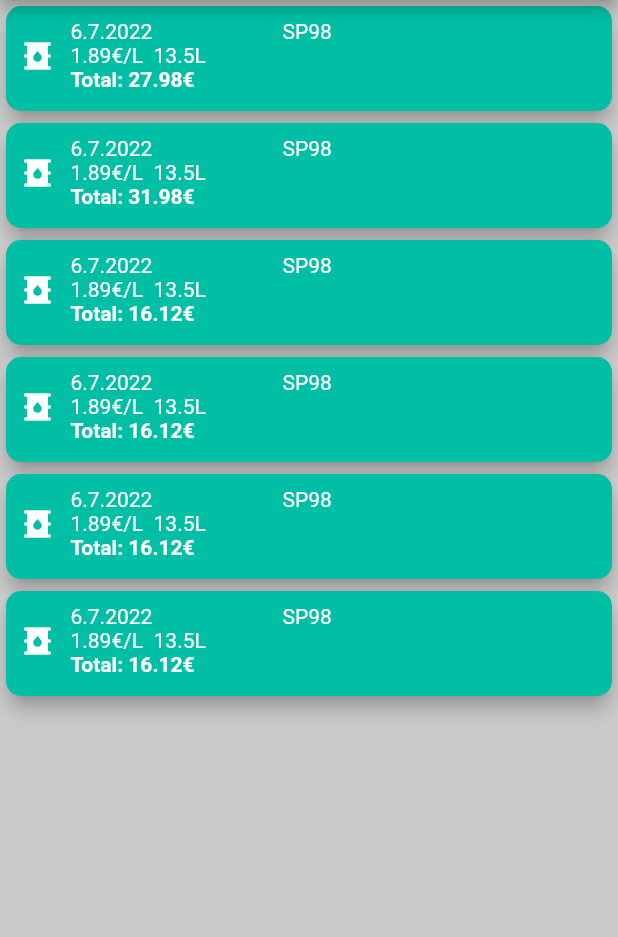
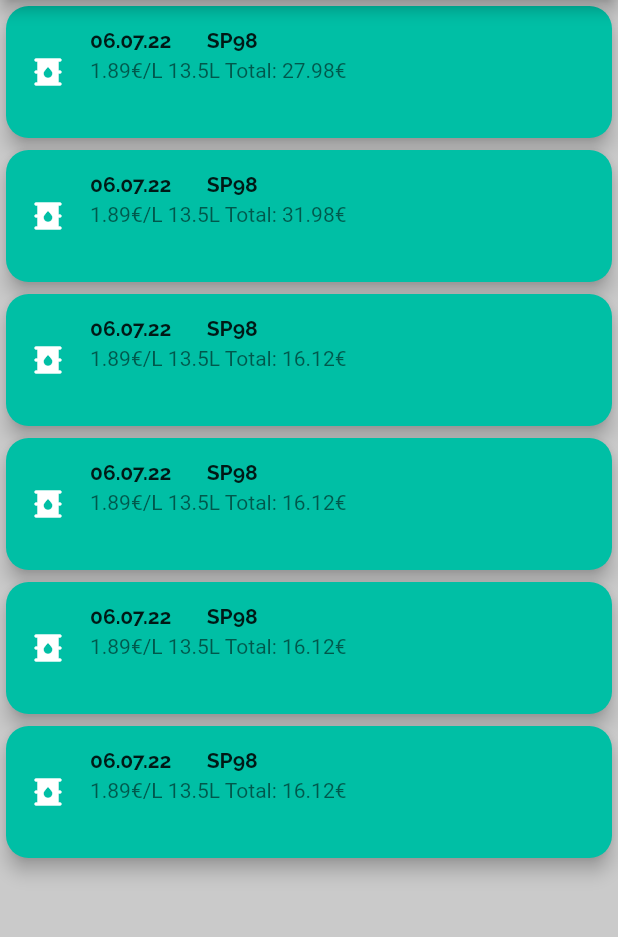
Before and after one commit to Tanguy-tech/BikesApp, a Flutter app: the FuelConsumptionScreen screen opened by its route, on a phone screen of 412 x 824 dp, the part 84-1021 px from its top. Run offline on Flutter 3.47's test engine with Material 2 defaults, Android fonts, the phone set to English and light mode, and no system bars; our stand-ins replace image_picker; missing offline and left inert: image_picker_for_web, shared_preferences_web.

Commit message:
update listTile builder for fuelConsumptions

```diff
--- a/lib/providers/fuel_consumptions.dart
+++ b/lib/providers/fuel_consumptions.dart
@@ -4,7 +4,7 @@ import 'package:provider/provider.dart';
 import 'fuel_consumption.dart';
 
 class FuelConsumptions with ChangeNotifier {
-  List<FuelConsumption> fuelConsumptions = [
+  List<FuelConsumption> _fuelConsumptions = [
     FuelConsumption(
         id: "f1",
         fuelType: "SP98",
@@ -56,7 +56,7 @@ class FuelConsumptions with ChangeNotifier {
   ];
 
   List<FuelConsumption> get consumption {
-    return [...fuelConsumptions];
+    return [..._fuelConsumptions];
   }
 
   void addFuelConsumption(FuelConsumption fc) {
@@ -68,9 +68,9 @@ class FuelConsumptions with ChangeNotifier {
         pricePerLitter: fc.pricePerLitter,
         volume: fc.volume,
         dashKm: fc.dashKm);
-    //fuelConsumptions.add(newFc);
-    fuelConsumptions.insert(0, newFc);
-    print('adding new fuel consumption...');
+    //fuelConsumptions.add(newFc); // at the end of list
+    _fuelConsumptions.insert(0, newFc); // at the begining of list
+    //print('Adding a new fuel consumption...');
     notifyListeners();
   }
 }
--- a/lib/screens/add_item_screen.dart
+++ b/lib/screens/add_item_screen.dart
@@ -17,7 +17,7 @@ class AddItemScreen extends StatelessWidget {
     final theme = Provider.of<AppTheme>(context);
     return Scaffold(
       appBar: AppBar(
-        title: const Text('Add fuel refill or invoice'),
+        title: const Text('Add an expense'),
         actions: [
           Switch(
               onChanged: (value) => theme.toogleTheme(context), value: theme.sw)
--- a/lib/widgets/fuel_consumption_item.dart
+++ b/lib/widgets/fuel_consumption_item.dart
@@ -1,99 +1,36 @@
 // ignore_for_file: unnecessary_brace_in_string_interps
 
 import 'package:flutter/material.dart';
+import 'package:intl/intl.dart';
+import 'package:motobox/providers/fuel_consumption.dart';
+import 'package:provider/provider.dart';
 
 class FuelCosumptionItem extends StatelessWidget {
-  final String id;
-  final String fuelType;
-  final double price;
-  final double pricePerLitter;
-  final double volume;
-  final DateTime date;
-  final double dashKM;
-
-  const FuelCosumptionItem(this.id, this.fuelType, this.price, this.date,
-      this.pricePerLitter, this.volume, this.dashKM,
-      {Key? key})
-      : super(key: key);
+  const FuelCosumptionItem({Key? key}) : super(key: key);
 
   @override
   Widget build(BuildContext context) {
-    return InkWell(child: LayoutBuilder(
-      builder: (context, constraints) {
-        return Stack(children: [
-          Container(
-            height: 70,
-            width: constraints.maxWidth,
-            decoration: BoxDecoration(
-              color: Theme.of(context).colorScheme.secondary,
-              borderRadius: const BorderRadius.all(Radius.circular(10)),
-            ),
-            child: Column(
-              children: [
-                Container(
-                  padding: const EdgeInsets.all(9),
-                  child: Row(
-                    children: [
-                      const Icon(Icons.oil_barrel, color: Colors.white),
-                      Container(
-                        padding: const EdgeInsets.only(left: 10),
-                        child: Column(
-                          children: [
-                            Row(
-                                crossAxisAlignment: CrossAxisAlignment.end,
-                                children: [
-                                  SizedBox(
-                                    width: constraints.maxWidth * 0.35,
-                                    child: Text(
-                                      '${date.day}.${date.month}.${date.year}',
-                                      textAlign: TextAlign.left,
-                                      style: const TextStyle(
-                                        color: Colors.white,
-                                      ),
-                                    ),
-                                  ),
-                                  SizedBox(
-                                    width: constraints.maxWidth * 0.35,
-                                    child: Text(
-                                      fuelType,
-                                      textAlign: TextAlign.left,
-                                      style: const TextStyle(
-                                        color: Colors.white,
-                                      ),
-                                    ),
-                                  ),
-                                ]),
-                            SizedBox(
-                              width: constraints.maxWidth * 0.7,
-                              child: Text(
-                                '${pricePerLitter}€/L  ${volume}L',
-                                textAlign: TextAlign.left,
-                                style: const TextStyle(
-                                  color: Colors.white,
-                                ),
-                              ),
-                            ),
-                            SizedBox(
-                              width: constraints.maxWidth * 0.7,
-                              child: Text(
-                                'Total: ${price}€',
-                                textAlign: TextAlign.left,
-                                style: const TextStyle(
-                                    color: Colors.white,
-                                    fontWeight: FontWeight.bold),
-                              ),
-                            ),
-                          ],
-                        ),
-                      ),
-                    ],
-                  ),
-                ),
-              ],
-            ),
-          ),
-        ]);
-      },
-    ));
+    final fuelConsumption =
+        Provider.of<FuelConsumption>(context, listen: false);
+    return Card(
+      elevation: 5,
+      shape: RoundedRectangleBorder(borderRadius: BorderRadius.circular(15)),
+      color: Theme.of(context).colorScheme.secondary,
+      child: ListTile(
+        minLeadingWidth: 0,
+        leading: const SizedBox(
+            height: double.infinity,
+            child: Icon(Icons.oil_barrel, color: Colors.white)),
+        title: Text(
+          '${DateFormat('dd.MM.yy').format(fuelConsumption.date)}       ${fuelConsumption.fuelType}',
+          textAlign: TextAlign.left,
+          style: const TextStyle(fontSize: 14),
+        ),
+        subtitle: Text(
+            '${fuelConsumption.pricePerLitter.toString()}€/L ${fuelConsumption.volume.toString()}L Total: ${fuelConsumption.price.toString()}€'),
+        //trailing: Icon(Icons.more_vert),
+        isThreeLine: true,
+      ),
+    );
   }
 }
--- a/lib/widgets/fuel_consumption_list.dart
+++ b/lib/widgets/fuel_consumption_list.dart
@@ -4,7 +4,7 @@ import 'package:motobox/providers/fuel_consumptions.dart';
 import 'package:provider/provider.dart';
 
 class FuelConsumptionList extends StatefulWidget {
-  FuelConsumptionList({Key? key}) : super(key: key);
+  const FuelConsumptionList({Key? key}) : super(key: key);
 
   @override
   State<FuelConsumptionList> createState() => _FuelConsumptionListState();
@@ -13,22 +13,13 @@ class FuelConsumptionList extends StatefulWidget {
 class _FuelConsumptionListState extends State<FuelConsumptionList> {
   @override
   Widget build(BuildContext context) {
-    final fcData = Provider.of<FuelConsumptions>(context, listen: false);
-    final fuelConsumptions = fcData.fuelConsumptions;
+    final fcData = Provider.of<FuelConsumptions>(context);
+    final fuelConsumptions = fcData.consumption;
     return ListView.builder(
       itemCount: fuelConsumptions.length,
-      itemBuilder: (context, i) => Card(
-        elevation: 5,
-        shape: RoundedRectangleBorder(borderRadius: BorderRadius.circular(15)),
-        child: FuelCosumptionItem(
-          fuelConsumptions[i].id,
-          fuelConsumptions[i].fuelType,
-          fuelConsumptions[i].price,
-          fuelConsumptions[i].date,
-          fuelConsumptions[i].pricePerLitter,
-          fuelConsumptions[i].volume,
-          fuelConsumptions[i].dashKm,
-        ),
+      itemBuilder: (context, i) => ChangeNotifierProvider.value(
+        value: fuelConsumptions[i],
+        child: const FuelCosumptionItem(),
       ),
     );
   }
```
Also changed, not shown: lib/widgets/fuel_refill_form.dart (+38 -47 lines), lib/widgets/save_form_button.dart (added, +38 -0 lines), 1 other file.
